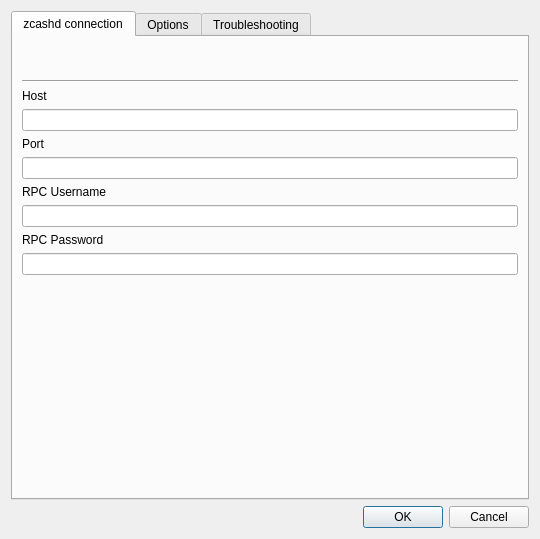
This is src/settings.ui in z-bitcoinz/BitcoinZ_Blue as Qt 5 draws it before an edit. The edited form follows.
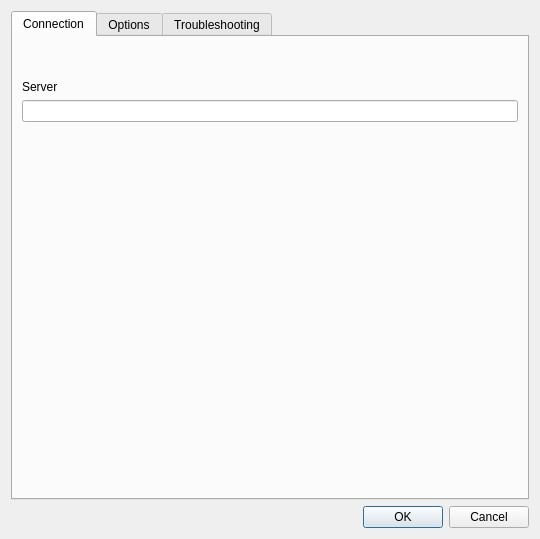
This is the edited form. The open tabs and pages were chosen to show the change.

Commit message: Remove unnecessary settings

```diff
--- a/src/settings.ui
+++ b/src/settings.ui
@@ -30,7 +30,7 @@
      </property>
      <widget class="QWidget" name="tab">
       <attribute name="title">
-       <string>zcashd connection</string>
+       <string>Connection</string>
       </attribute>
       <layout class="QVBoxLayout" name="verticalLayout_3">
        <item>
@@ -43,13 +43,6 @@
          </property>
         </widget>
        </item>
-       <item>
-        <widget class="Line" name="line">
-         <property name="orientation">
-          <enum>Qt::Horizontal</enum>
-         </property>
-        </widget>
-       </item>
        <item>
         <widget class="QLabel" name="label">
          <property name="minimumSize">
@@ -59,7 +52,7 @@
           </size>
          </property>
          <property name="text">
-          <string>Host</string>
+          <string>Server</string>
          </property>
         </widget>
        </item>
@@ -70,58 +63,6 @@
          </property>
         </widget>
        </item>
-       <item>
-        <widget class="QLabel" name="label_2">
-         <property name="minimumSize">
-          <size>
-           <width>60</width>
-           <height>0</height>
-          </size>
-         </property>
-         <property name="text">
-          <string>Port</string>
-         </property>
-        </widget>
-       </item>
-       <item>
-        <widget class="QLineEdit" name="port">
-         <property name="placeholderText">
-          <string/>
-         </property>
-        </widget>
-       </item>
-       <item>
-        <widget class="QLabel" name="label_3">
-         <property name="minimumSize">
-          <size>
-           <width>60</width>
-           <height>0</height>
-          </size>
-         </property>
-         <property name="text">
-          <string>RPC Username</string>
-         </property>
-        </widget>
-       </item>
-       <item>
-        <widget class="QLineEdit" name="rpcuser"/>
-       </item>
-       <item>
-        <widget class="QLabel" name="label_4">
-         <property name="minimumSize">
-          <size>
-           <width>60</width>
-           <height>0</height>
-          </size>
-         </property>
-         <property name="text">
-          <string>RPC Password</string>
-         </property>
-        </widget>
-       </item>
-       <item>
-        <widget class="QLineEdit" name="rpcpassword"/>
-       </item>
        <item>
         <layout class="QVBoxLayout" name="verticalLayout_2"/>
        </item>
```
Left out of the diff: 143 changed lines with no effect on the pictures. The commit also changes 7 other files.
